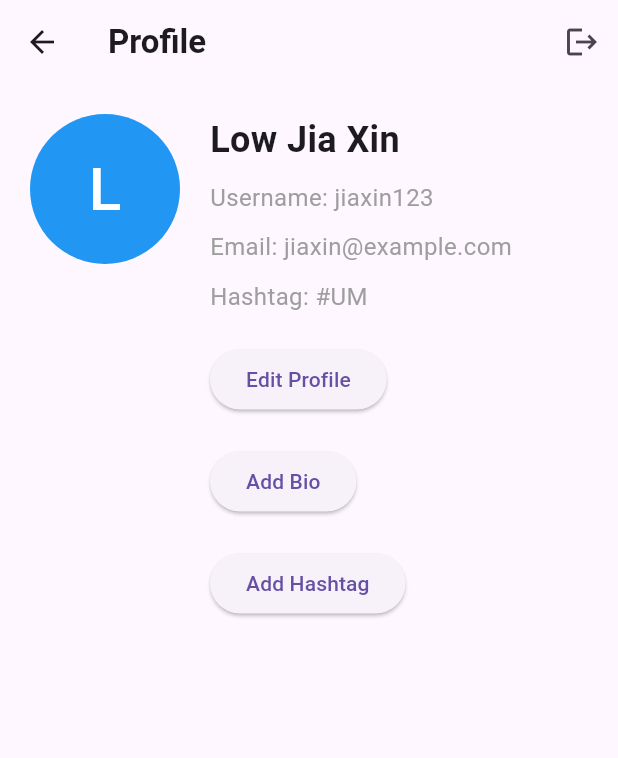
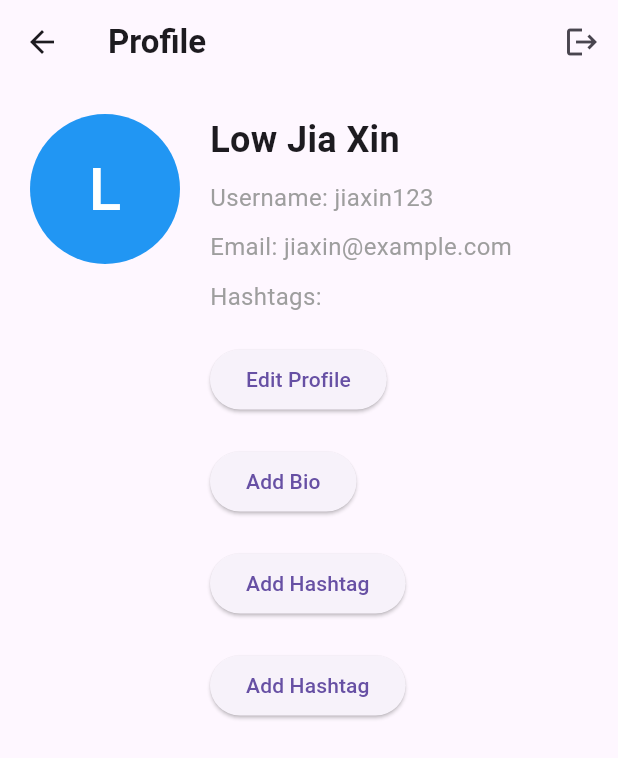
Before and after one commit to Xin-overclocked/Connections, a Flutter app: the screen it shows after launch, after a tap on "Login", after a tap on the "account circle" icon, on a phone screen of 412 x 824 dp. Shown: the top 758 px of the screen. Run offline on Flutter 3.47's test engine with Material 3 defaults, Android fonts, the phone set to English and light mode, and no system bars; our stand-ins replace appinio_swiper, curved_labeled_navigation_bar, flutter_card_swiper, styled_widget; Roboto replaces fonts that are missing (Madimi).

Commit message:
hashtag done

```diff
--- a/lib/main.dart
+++ b/lib/main.dart
@@ -70,7 +70,7 @@ class LoginPage extends StatelessWidget {
                 crossAxisAlignment: CrossAxisAlignment.center,
                 children: [
                   Text(
-                    'Login',
+                    'Connections',
                     style: TextStyle(
                       fontFamily: 'Madimi',
                       color: Colors.white,
@@ -165,8 +165,8 @@ class _MyHomePageState extends State<MyHomePage> {
   ];
 
   List<String> _appBarTitles = [
-    'mentor-mentee',
-    'find friends & events',
+    'Connections',
+    'find connects & events',
     'make connections',
     'messages'
   ];
@@ -249,6 +249,17 @@ class _MyHomePageState extends State<MyHomePage> {
   }
 }
 
+class Enrollment extends ChangeNotifier {
+  bool _isEnrolled = false;
+
+  bool get isEnrolled => _isEnrolled;
+
+  void toggleEnrollment() {
+    _isEnrolled = !_isEnrolled;
+    notifyListeners();
+  }
+}
+
 class EnrollButton extends StatelessWidget {
   const EnrollButton({Key? key}) : super(key: key);
 
@@ -275,45 +286,6 @@ class EnrollButton extends StatelessWidget {
   }
 }
 
-class Enrollment extends ChangeNotifier {
-  bool _isEnrolled = false;
-
-  bool get isEnrolled => _isEnrolled;
-
-  void toggleEnrollment() {
-    _isEnrolled = !_isEnrolled;
-    notifyListeners();
-  }
-}
-
-class RoomDetails {
-  final String title;
-  final String dateTime;
-  final String details;
-
-  const RoomDetails({
-    required this.title,
-    required this.dateTime,
-    required this.details,
-  });
-}
-
-// Dummy room details
-final List<RoomDetails> dummyRoomDetails = [
-  RoomDetails(
-    title: 'Ethical AI and Data Ethics',
-    dateTime: 'March 20, 2024 10:00 AM',
-    details:
-        'This is a meeting room for team A. The agenda includes project brainstorming and task allocation.',
-  ),
-  RoomDetails(
-    title: 'A Brief to Artificial Intelligence',
-    dateTime: 'Happening Now...',
-    details:
-        'This is a client meeting room. The agenda includes presenting our latest proposal and discussing next steps.',
-  ),
-];
-
 class HomeWidget extends StatelessWidget {
   @override
   Widget build(BuildContext context) {
@@ -336,11 +308,11 @@ class HomeWidget extends StatelessWidget {
                     Padding(
                       padding: const EdgeInsets.only(left: 5.0),
                       child: Text(
-                        "Jia Xin",
+                        "Welcome, Jia Xin",
                         style: TextStyle(
                           fontFamily: 'Madimi',
                           color: Colors.amber,
-                          fontSize: 50.0,
+                          fontSize: 40.0,
                           fontWeight: FontWeight.bold,
                         ),
                       ),
@@ -387,7 +359,7 @@ class HomeWidget extends StatelessWidget {
   }
 }
 
-class RoomTile extends StatefulWidget {
+class RoomTile extends StatelessWidget {
   final RoomDetails roomDetails; // Use the RoomDetails class
   final double width; // New property to control the width of the card
   final bool showEnrollButton; // Flag to control button visibility
@@ -399,30 +371,9 @@ class RoomTile extends StatefulWidget {
   });
 
   @override
-  _RoomTileState createState() => _RoomTileState();
-}
-
-class _RoomTileState extends State<RoomTile> {
-  bool _isEnrolled = false; // Internal state for enrollment
-
-  @override
-  void initState() {
-    super.initState();
-    _isEnrolled = widget.showEnrollButton
-        ? false
-        : true; // Set initial enrollment based on flag
-  }
-
-  void _toggleEnrollment() {
-    setState(() {
-      _isEnrolled = !_isEnrolled;
-    });
-  }
-
-  @override
   Widget build(BuildContext context) {
     return Container(
-      width: widget.width, // Set width of the card
+      width: width, // Set width of the card
       padding:
           EdgeInsets.only(top: 20.0, bottom: 20.0, left: 25.0, right: 10.0),
       decoration: BoxDecoration(
@@ -442,7 +393,7 @@ class _RoomTileState extends State<RoomTile> {
         children: [
           SizedBox(height: 5),
           Text(
-            widget.roomDetails.title, // Access title from RoomDetails
+            roomDetails.title, // Access title from RoomDetails
             style: TextStyle(
               fontFamily: 'RoundBlack',
               fontSize: 20,
@@ -451,13 +402,13 @@ class _RoomTileState extends State<RoomTile> {
           ),
           SizedBox(height: 5),
           Text(
-            widget.roomDetails.dateTime, // Access dateTime from RoomDetails
+            roomDetails.dateTime, // Access dateTime from RoomDetails
             style: TextStyle(
                 fontFamily: 'RoundBold', fontSize: 15, color: Colors.grey),
           ),
           SizedBox(height: 10),
           // Add space before button
-          if (widget.showEnrollButton) // Only show for Room 1
+          if (showEnrollButton) // Only show for Room 1
             Row(
               mainAxisAlignment: MainAxisAlignment.end,
               children: [
@@ -470,6 +421,39 @@ class _RoomTileState extends State<RoomTile> {
   }
 }
 
+class RoomDetails {
+  final String title;
+  final String dateTime;
+  final String details;
+  final List<String> hashtags;
+
+  const RoomDetails({
+    required this.title,
+    required this.dateTime,
+    required this.details,
+    required this.hashtags,
+  });
+}
+
+// Dummy room details
+final List<RoomDetails> dummyRoomDetails = [
+  RoomDetails(
+    title: 'Ethical AI and Data Ethics',
+    dateTime: 'March 20, 2024 10:00 AM',
+    details:
+        'This is a meeting room for team A. The agenda includes project brainstorming and task allocation.',
+    hashtags: ['AI'], // Hashtags for Room 1
+  ),
+  RoomDetails(
+    title: 'A Brief to Artificial Intelligence',
+    dateTime: 'Happening Now...',
+    details:
+        'This is a client meeting room. The agenda includes presenting our latest proposal and discussing next steps.',
+    hashtags: ['AI'], // Hashtags for Room 2
+  ),
+];
+
+//SearchWidget
 class SearchWidget extends StatefulWidget {
   @override
   State<SearchWidget> createState() => _SearchWidgetState();
@@ -540,17 +524,66 @@ class _SearchWidgetState extends State<SearchWidget> {
   }
 }
 
-class SimpleProfilePage extends StatelessWidget {
+class PeopleList extends StatelessWidget {
+  @override
+  Widget build(BuildContext context) {
+    final enrollment = Provider.of<Enrollment>(context);
+
+    return ListView.builder(
+      itemCount: people.length,
+      itemBuilder: (context, index) {
+        final person = people[index];
+        // Check if the person's hashtag should be displayed based on enrollment state
+        final bool shouldDisplayHashtag = enrollment.isEnrolled &&
+            (person.name == 'John Doe' ||
+                person.name == 'Alice Smith' ||
+                person.name == 'Bob Johnson');
+
+        return SimpleProfilePage(person, shouldDisplayHashtag: true);
+      },
+    );
+  }
+}
+
+class SimpleProfilePage extends StatefulWidget {
   final Person person;
+  final bool shouldDisplayHashtag; // Add named parameter
 
-  SimpleProfilePage(this.person);
+  SimpleProfilePage(this.person,
+      {this.shouldDisplayHashtag =
+          false}); // Provide default value for the named parameter
+
+  @override
+  _SimpleProfilePageState createState() => _SimpleProfilePageState();
+}
+
+class _SimpleProfilePageState extends State<SimpleProfilePage> {
+  List<String> hashtags = []; // Initial empty list of hashtags
 
   @override
   Widget build(BuildContext context) {
+    String userName = widget.person.name;
+    String firstLetter = userName.isNotEmpty ? userName[0] : '';
+
+    // Determine if the person is enrolled
+    bool isEnrolled = widget.person.hashtag ==
+        "#UM"; // Change this condition based on your enrollment logic
+
+    // Update hashtags based on enrollment and shouldDisplayHashtag
+    if (isEnrolled && widget.shouldDisplayHashtag) {
+      // If enrolled and shouldDisplayHashtag is true, only show the AI hashtag
+      hashtags = [
+        '#AI'
+      ]; // Update with the AI hashtag or use dynamic logic based on the person
+    } else {
+      // If not enrolled or shouldDisplayHashtag is false, reset hashtags
+      hashtags = [];
+    }
+
     return Scaffold(
       appBar: AppBar(
         title: Text(
-          person.name,
+          widget.person.name,
           style: TextStyle(fontWeight: FontWeight.bold),
         ),
         backgroundColor: Colors.amber, // Set app bar background color
@@ -565,7 +598,7 @@ class SimpleProfilePage extends StatelessWidget {
                 radius: 50,
                 backgroundColor: Colors.amber,
                 child: Text(
-                  person.name[0].toUpperCase(),
+                  firstLetter.toUpperCase(),
                   style: TextStyle(fontSize: 40, color: Colors.white),
                 ),
               ),
@@ -573,7 +606,7 @@ class SimpleProfilePage extends StatelessWidget {
             SizedBox(height: 20),
             Center(
               child: Text(
-                person.name,
+                userName,
                 style: TextStyle(
                     fontSize: 20, color: Colors.amber), // Set text color
               ),
@@ -586,7 +619,8 @@ class SimpleProfilePage extends StatelessWidget {
                   // Navigate to the chat screen
                   Navigator.push(
                     context,
-                    MaterialPageRoute(builder: (context) => ChatScreen(person)),
+                    MaterialPageRoute(
+                        builder: (context) => ChatScreen(widget.person)),
                   );
                 },
                 child: Text(
@@ -598,44 +632,35 @@ class SimpleProfilePage extends StatelessWidget {
             SizedBox(height: 10),
             Center(
               child: Text(
-                'Email: ${person.email}',
+                'Email: ${widget.person.email}',
                 style: TextStyle(
                     fontSize: 16, color: Colors.amber), // Set text color
               ),
             ),
             SizedBox(height: 10),
+            // if (widget
+            //     .shouldDisplayHashtag) // Only display hashtags if shouldDisplayHashtag is true
             Center(
               child: Text(
-                'Hashtag: ${person.hashtag}',
+                'Hashtags: ${widget.person.hashtag}', // Display hashtags
                 style: TextStyle(
                     fontSize: 16, color: Colors.amber), // Set text color
               ),
             ),
-            // Wrap(
-            //   spacing: 4.0, // gap between lines
-            //   children: <Widget>[
-            //     Chip(
-            //       avatar: CircleAvatar(
-            //         backgroundColor: Colors.orange,
-            //         child: Text('C', style: TextStyle(color: Colors.white)),
-            //       ),
-            //       label: Text('Cupcake'),
-            //       backgroundColor: Colors.white,
-            //     ),
-            //     Chip(
-            //       avatar: CircleAvatar(
-            //         backgroundColor: Colors.cyanAccent,
-            //         child: Text('D', style: TextStyle(color: Colors.black45)),
-            //       ),
-            //       label: Text('Donut'),
-            //       backgroundColor: Colors.white,
-            //     ),
-            //   ],
-            // )
           ],
         ),
       ),
     );
+  }
+}
+
+class HashtagState extends ChangeNotifier {
+  List<String> hashtags = []; // Initial empty list of hashtags
+
+  // Function to update the hashtags
+  void updateHashtags(List<String> newHashtags) {
+    hashtags = newHashtags;
+    notifyListeners(); // Notify listeners about the change
   }
 }
 
@@ -669,7 +694,8 @@ class _ContactWidgetState extends State<ContactWidget> {
             person.name != 'Universiti Malaya' &&
             person.name != 'Universiti Sains Malaysia')
         .toList();
-
+    return Consumer<HashtagState>(
+      builder: (context, hashtagState, _) {
         return CupertinoPageScaffold(
           child: Row(
             mainAxisAlignment: MainAxisAlignment.center,
@@ -697,8 +723,8 @@ class _ContactWidgetState extends State<ContactWidget> {
                         ? AppinioSwiper(
                             cardCount: displayedPeople.length,
                             swipeOptions: const SwipeOptions.all(),
-                        onSwipeEnd:
-                            (int index, int index2, SwiperActivity direction) {
+                            onSwipeEnd: (int index, int index2,
+                                SwiperActivity direction) {
                               setState(() {
                                 hasCards--;
                               });
@@ -732,7 +758,8 @@ class _ContactWidgetState extends State<ContactWidget> {
                                         );
                                       },
                                       child: Text(
-                                    person.name, // Display the person's name
+                                        person
+                                            .name, // Display the person's name
                                         textAlign: TextAlign.center,
                                         style: TextStyle(
                                           // Customize text style (optional)
@@ -744,7 +771,8 @@ class _ContactWidgetState extends State<ContactWidget> {
                                     ),
                                     SizedBox(height: 20.0),
                                     Row(
-                                  mainAxisAlignment: MainAxisAlignment.center,
+                                      mainAxisAlignment:
+                                          MainAxisAlignment.center,
                                       children: [
                                         Icon(
                                           Icons.email,
@@ -756,7 +784,8 @@ class _ContactWidgetState extends State<ContactWidget> {
                                     ),
                                     SizedBox(height: 5.0),
                                     Row(
-                                  mainAxisAlignment: MainAxisAlignment.center,
+                                      mainAxisAlignment:
+                                          MainAxisAlignment.center,
                                       children: [
                                         Icon(
                                           Icons.back_hand_rounded,
@@ -794,6 +823,8 @@ class _ContactWidgetState extends State<ContactWidget> {
               ),
             ],
           ),
+        );
+      },
     );
   }
 }
@@ -838,11 +869,36 @@ class MessagesWidget extends StatelessWidget {
   }
 }
 
-class ProfilePage extends StatelessWidget {
+class ProfilePage extends StatefulWidget {
+  @override
+  _ProfilePageState createState() => _ProfilePageState();
+}
+
+class _ProfilePageState extends State<ProfilePage> {
+  List<String> hashtags = []; // Initial empty list of hashtags
+
   @override
   Widget build(BuildContext context) {
     String userName = 'Low Jia Xin';
     String firstLetter = userName.isNotEmpty ? userName[0] : '';
+    final enrollment = Provider.of<Enrollment>(context);
+
+    if (enrollment.isEnrolled) {
+      // If enrolled, gather hashtags for the enrolled room
+      final enrolledRoom = dummyRoomDetails.firstWhere(
+        (room) =>
+            room.title ==
+            'Ethical AI and Data Ethics', // Change to the desired room title
+        orElse: () =>
+            RoomDetails(title: '', dateTime: '', details: '', hashtags: []),
+      );
+
+      hashtags = enrolledRoom.hashtags;
+    } else {
+      // If not enrolled, reset hashtags
+      hashtags = [];
+    }
+
     return Scaffold(
       appBar: AppBar(
         title: Text(
@@ -903,9 +959,19 @@ class ProfilePage extends StatelessWidget {
                 ),
                 SizedBox(height: 10),
                 Text(
-                  'Hashtag: #UM',
+                  'Hashtags:', // Displaying hashtags
                   style: TextStyle(
                       fontFamily: 'Madimi', fontSize: 16, color: Colors.grey),
+                ),
+                // Display hashtags dynamically
+                Wrap(
+                  spacing: 4.0,
+                  children: hashtags
+                      .map((hashtag) => Chip(
+                            label:
+                                Text('#$hashtag'), // Display hashtags as chips
+                          ))
+                      .toList(),
                 ),
                 SizedBox(height: 20),
                 ElevatedButton(
@@ -929,35 +995,13 @@ class ProfilePage extends StatelessWidget {
                   child: Text('Add Hashtag'),
                 ),
                 SizedBox(height: 20),
-                Wrap(
-                  spacing: 4.0, // gap between lines
-                  // children: <Widget>[
-                  //   Chip(
-                  //     avatar: CircleAvatar(
-                  //         backgroundColor: Colors.orange,
-                  //         child:
-                  //             Text('C', style: TextStyle(color: Colors.white))),
-                  //     label: Text('Cupcake'),
-                  //     backgroundColor: Colors.white,
-                  //   ),
-                  //   Chip(
-                  //     avatar: CircleAvatar(
-                  //         backgroundColor: Colors.cyanAccent,
-                  //         child: Text('D',
-                  //             style: TextStyle(color: Colors.black45))),
-                  //     label: Text('Donut'),
-                  //     backgroundColor: Colors.white,
-                  //   ),
-                  //   Chip(
-                  //     avatar: CircleAvatar(
-                  //         backgroundColor: Colors.indigoAccent,
-                  //         child:
-                  //             Text('E', style: TextStyle(color: Colors.white))),
-                  //     label: Text('Eclair'),
-                  //     backgroundColor: Colors.white,
-                  //   ),
-                  // ],
-                )
+                // Button to add hashtags
+                ElevatedButton(
+                  onPressed: () {
+                    // Add functionality to add hashtags
+                  },
+                  child: Text('Add Hashtag'),
+                ),
               ],
             ),
           ],
```
Lines whose indentation alone changed are shown as unchanged.
